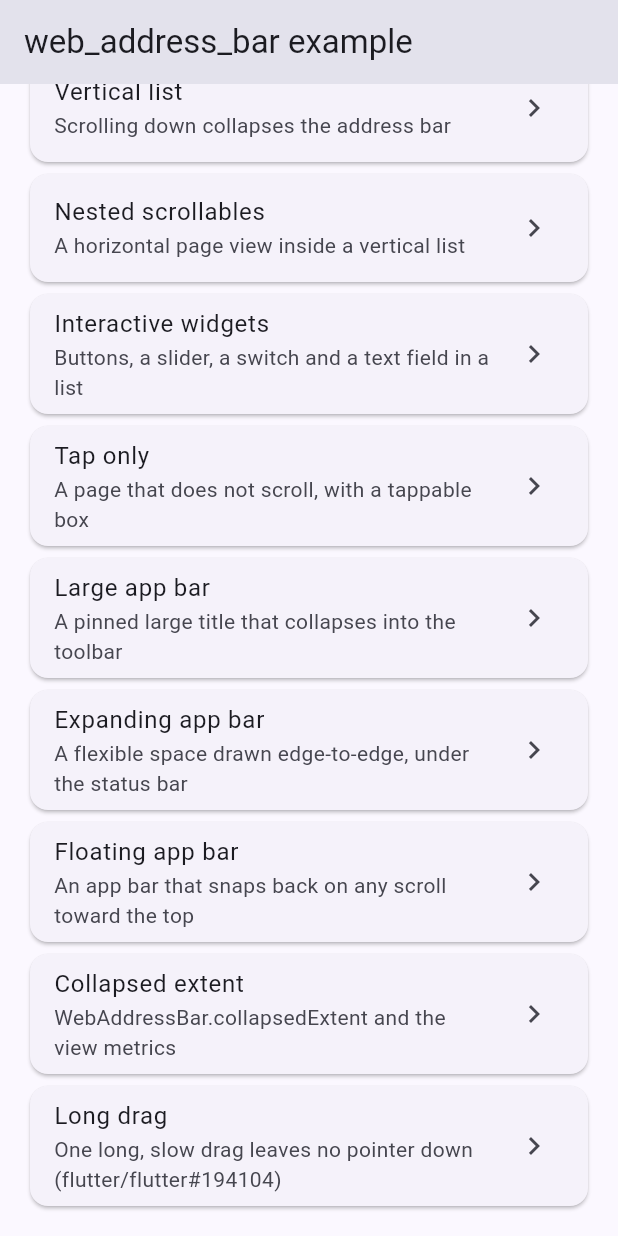
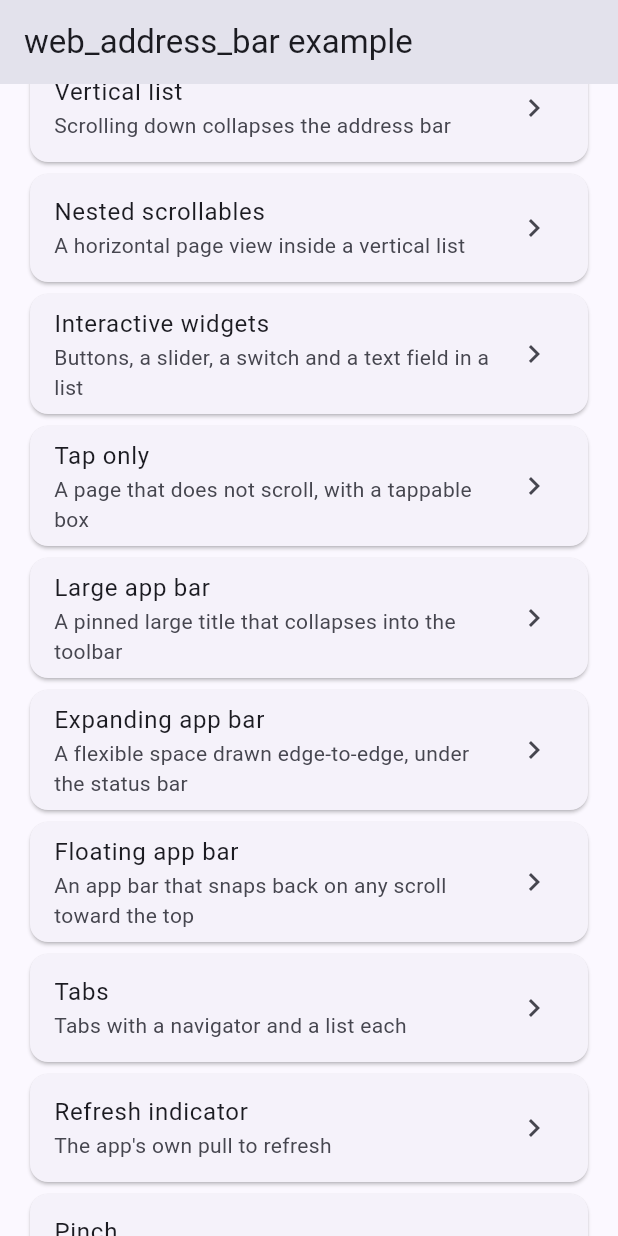
Before and after one commit to koji-1009/web_address_bar, a Flutter app: the screen it shows after launch, scrolled down 64 dp, on a phone screen of 412 x 824 dp. Run offline on Flutter 3.47's test engine with Material 3 defaults, Android fonts, the phone set to English and light mode, and no system bars; our stand-ins replace go_router, material_ui, web; missing offline and left inert: dart:js_interop, dart:ui_web.

Commit message:
chore(example): add screens, open each at its own URL, and check taps, snap positions and reloads end to end
Co-Authored-By: Claude Opus 5.5 <noreply@anthropic.com>

```diff
--- a/example/lib/main.dart
+++ b/example/lib/main.dart
@@ -1,4 +1,6 @@
+import 'package:flutter/semantics.dart' show SemanticsBinding;
 import 'package:flutter/services.dart' show FlutterVersion;
+import 'package:go_router/go_router.dart';
 import 'package:material_ui/material_ui.dart';
 import 'package:web_address_bar/web_address_bar.dart';
 
@@ -10,21 +12,32 @@ import 'screens/interactive_widgets.dart';
 import 'screens/large_app_bar.dart';
 import 'screens/long_drag.dart';
 import 'screens/nested_scroll.dart';
+import 'screens/pinch.dart';
+import 'screens/platform_view.dart';
+import 'screens/refresh.dart';
+import 'screens/runtime_toggle.dart';
+import 'screens/tabs.dart';
 import 'screens/tap_only.dart';
 
 /// The query parameters the app understands:
 ///
 /// * `enable=0`: leave WebAddressBar off, to compare with stock behavior.
-/// * `screen=<name>`: open a test screen directly (the keys of [screens]).
+/// * `semantics=1`: turn semantics on, as a screen reader would.
+///
+/// A test screen opens at `#/<name>`, the keys of [screens], so a reload keeps
+/// it open.
 void main() {
   final Map<String, String> query = Uri.base.queryParameters;
   if (query['enable'] != '0') {
     WebAddressBar.enable();
   }
-  runApp(WebScrollTestApp(home: screens[query['screen']]));
+  runApp(const WebScrollTestApp());
+  if (query['semantics'] == '1') {
+    SemanticsBinding.instance.ensureSemantics();
+  }
 }
 
-/// The test screens, by the name `?screen=` takes.
+/// The test screens, by the path they open at.
 const Map<String, Widget> screens = <String, Widget>{
   'basic': BasicVerticalListTest(),
   'nested': NestedScrollTest(),
@@ -33,24 +46,40 @@ const Map<String, Widget> screens = <String, Widget>{
   'large-app-bar': LargeAppBarTest(),
   'expanding-app-bar': ExpandingAppBarTest(),
   'floating-app-bar': FloatingAppBarTest(),
+  'tabs': TabsTest(),
+  'refresh': RefreshTest(),
+  'pinch': PinchTest(),
+  'platform-view': PlatformViewTest(),
+  'runtime-toggle': RuntimeToggleTest(),
   'collapsed-extent': CollapsedExtentTest(),
   'long-drag': LongDragTest(),
 };
 
+/// The menu at `/`, with each test screen on top of it.
+final GoRouter _router = GoRouter(
+  routes: <RouteBase>[
+    GoRoute(
+      path: '/',
+      builder: (_, _) => const TestMenu(),
+      routes: <RouteBase>[
+        for (final MapEntry(:String key, :Widget value) in screens.entries)
+          GoRoute(path: key, builder: (_, _) => value),
+      ],
+    ),
+  ],
+);
+
 class WebScrollTestApp extends StatelessWidget {
-  const WebScrollTestApp({super.key, this.home});
-
-  /// The first screen; the test menu if null.
-  final Widget? home;
+  const WebScrollTestApp({super.key});
 
   @override
   Widget build(BuildContext context) {
-    return MaterialApp(
+    return MaterialApp.router(
       title: 'web_address_bar example',
       theme: ThemeData(colorSchemeSeed: Colors.indigo),
       builder: (BuildContext context, Widget? child) =>
           WebAddressBarScrollToTop(child: child!),
-      home: home ?? const TestMenu(),
+      routerConfig: _router,
     );
   }
 }
@@ -80,50 +109,75 @@ class TestMenu extends StatelessWidget {
           const _TestTile(
             title: BasicVerticalListTest.title,
             subtitle: 'Scrolling down collapses the address bar',
-            destination: BasicVerticalListTest(),
+            screen: 'basic',
           ),
           const _TestTile(
             title: NestedScrollTest.title,
             subtitle: 'A horizontal page view inside a vertical list',
-            destination: NestedScrollTest(),
+            screen: 'nested',
           ),
           const _TestTile(
             title: InteractiveWidgetsTest.title,
             subtitle: 'Buttons, a slider, a switch and a text field in a list',
-            destination: InteractiveWidgetsTest(),
+            screen: 'interactive',
           ),
           const _TestTile(
             title: TapOnlyTest.title,
             subtitle: 'A page that does not scroll, with a tappable box',
-            destination: TapOnlyTest(),
+            screen: 'tap-only',
           ),
           const _TestTile(
             title: LargeAppBarTest.title,
             subtitle: 'A pinned large title that collapses into the toolbar',
-            destination: LargeAppBarTest(),
+            screen: 'large-app-bar',
           ),
           const _TestTile(
             title: ExpandingAppBarTest.title,
             subtitle:
                 'A flexible space drawn edge-to-edge, under the status bar',
-            destination: ExpandingAppBarTest(),
+            screen: 'expanding-app-bar',
           ),
           const _TestTile(
             title: FloatingAppBarTest.title,
             subtitle: 'An app bar that snaps back on any scroll toward the top',
-            destination: FloatingAppBarTest(),
+            screen: 'floating-app-bar',
+          ),
+          const _TestTile(
+            title: TabsTest.title,
+            subtitle: 'Tabs with a navigator and a list each',
+            screen: 'tabs',
+          ),
+          const _TestTile(
+            title: RefreshTest.title,
+            subtitle: "The app's own pull to refresh",
+            screen: 'refresh',
+          ),
+          const _TestTile(
+            title: PinchTest.title,
+            subtitle: 'Pinch and pan with two fingers',
+            screen: 'pinch',
+          ),
+          const _TestTile(
+            title: PlatformViewTest.title,
+            subtitle: 'HTML buttons and a text field in an HtmlElementView',
+            screen: 'platform-view',
+          ),
+          const _TestTile(
+            title: RuntimeToggleTest.title,
+            subtitle: 'Turn WebAddressBar off and on while the app runs',
+            screen: 'runtime-toggle',
           ),
           const _TestTile(
             title: CollapsedExtentTest.title,
             subtitle: 'WebAddressBar.collapsedExtent and the view metrics',
-            destination: CollapsedExtentTest(),
+            screen: 'collapsed-extent',
           ),
           const _TestTile(
             title: LongDragTest.title,
             subtitle:
                 'One long, slow drag leaves no pointer down '
                 '(flutter/flutter#194104)',
-            destination: LongDragTest(),
+            screen: 'long-drag',
           ),
         ],
       ),
@@ -135,12 +189,14 @@ class _TestTile extends StatelessWidget {
   const _TestTile({
     required this.title,
     required this.subtitle,
-    required this.destination,
+    required this.screen,
   });
 
   final String title;
   final String subtitle;
-  final Widget destination;
+
+  /// The key of the screen in [screens].
+  final String screen;
 
   @override
   Widget build(BuildContext context) {
@@ -150,10 +206,7 @@ class _TestTile extends StatelessWidget {
         title: Text(title),
         subtitle: Text(subtitle),
         trailing: const Icon(Icons.chevron_right),
-        onTap: () {
-          Navigator.of(context)
-              .push(MaterialPageRoute<void>(builder: (_) => destination));
-        },
+        onTap: () => context.go('/$screen'),
       ),
     );
   }
--- a/example/pubspec.yaml
+++ b/example/pubspec.yaml
@@ -8,8 +8,10 @@ environment:
   sdk: ^3.13.0
 
 dependencies:
+  cupertino_icons: ^2.0.0
   flutter:
     sdk: flutter
+  go_router: ^18.1.1
   material_ui: ^1.8.0
   web: ^1.0.0
   web_address_bar:
```
Also changed, not shown: example/lib/screens/collapsed_extent.dart (+9 -0 lines), example/lib/screens/interactive_widgets.dart (+17 -0 lines), example/lib/screens/long_drag.dart (+13 -2 lines), example/lib/screens/pinch.dart (added, +58 -0 lines), example/lib/screens/platform_view.dart (added, +72 -0 lines), example/lib/screens/refresh.dart (added, +38 -0 lines), example/lib/screens/runtime_toggle.dart (added, +45 -0 lines), example/lib/screens/tabs.dart (added, +49 -0 lines), 3 other files.
